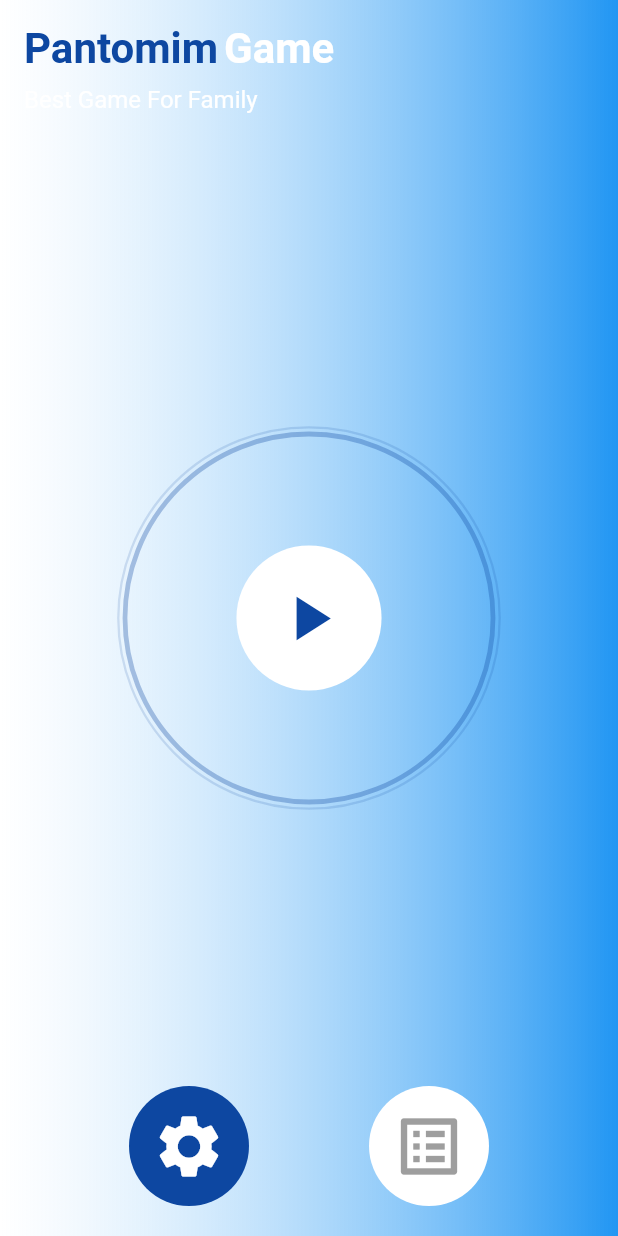
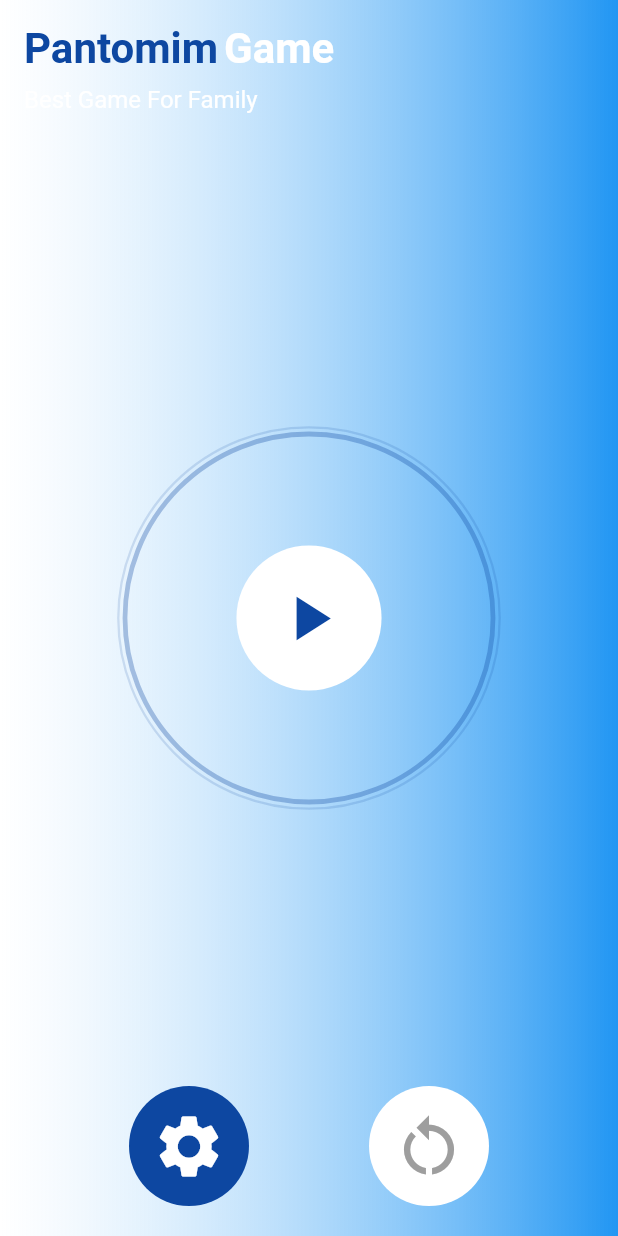
Before and after one commit to mahdinaghikhanii/pantomim-game, a Flutter app: the MenoScreans screen opened directly, on a phone screen of 412 x 824 dp. Run offline on Flutter 3.47's test engine with Material 2 defaults, Android fonts, the phone set to English and light mode, and no system bars; our stand-ins replace animate_do, just_audio, shared_preferences; accounts and stored records are empty.

```diff
--- a/lib/util/view_models/provider/provider.dart
+++ b/lib/util/view_models/provider/provider.dart
@@ -348,7 +348,4 @@ class AppProvider extends ChangeNotifier {
   void setwrontScore(int wrongScore) {
     _wrong = wrongScore;
   }
-
-//This section is for the total number of games for showing dialog
-  int allMatchCounter = 0;
 }
--- a/lib/views/auth/meno_screans.dart
+++ b/lib/views/auth/meno_screans.dart
@@ -261,7 +261,7 @@ class _MenoScreans extends State<MenoScreans> with TickerProviderStateMixin {
                 width: 80,
               ),
               CricleButton(
-                iconData: Icons.list_alt,
+                iconData: Icons.restart_alt,
                 iconColor: Colors.grey.shade500,
                 onTap: () {},
                 backgroundColor: kwhite,
```
Also changed, not shown: lib/views/auth/time_screans.dart (+12 -1 lines), 1 other file.
